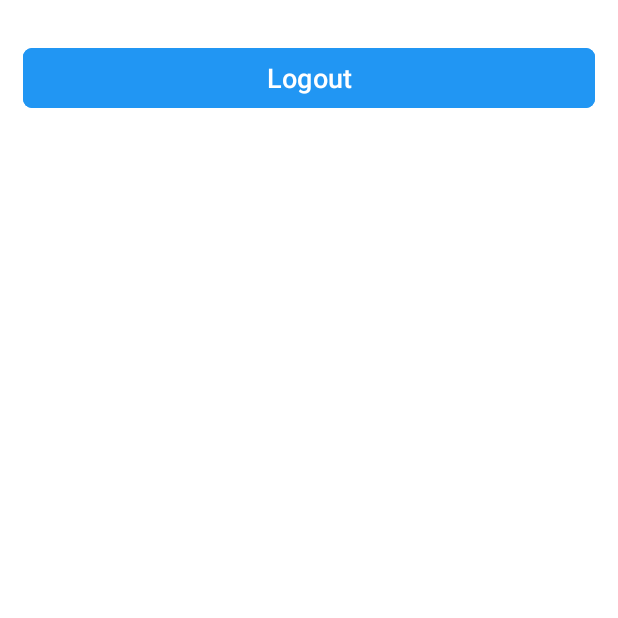
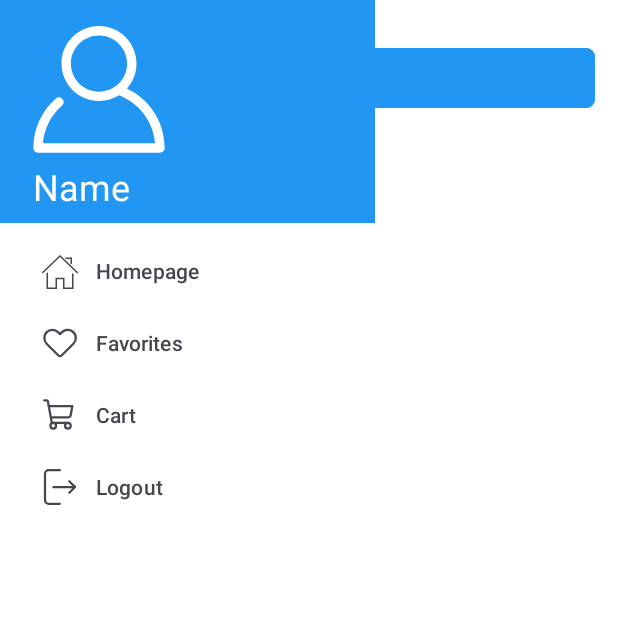
Before and after one commit to bengisusaahin/e-commerce, an Android app: the HomeFragment screen opened through its navigation route, on a phone screen of 412 x 824 dp, the top half of it. Run offline under Robolectric (Android 15) with nearby library versions, the phone set to English and light mode, and no system bars; our stand-ins replace Dagger/Hilt's generated code, Firebase (no records; nobody signed in at launch, a user with empty details on screens opened directly).

Commit message:
style: added icons and designed drawer layout

```diff
--- /dev/null
+++ b/app/src/main/java/com/bengisusahin/e_commerce/views/CartFragment.kt
@@ -0,0 +1,60 @@
+package com.bengisusahin.e_commerce.views
+
+import android.os.Bundle
+import androidx.fragment.app.Fragment
+import android.view.LayoutInflater
+import android.view.View
+import android.view.ViewGroup
+import com.bengisusahin.e_commerce.R
+
+// TODO: Rename parameter arguments, choose names that match
+// the fragment initialization parameters, e.g. ARG_ITEM_NUMBER
+private const val ARG_PARAM1 = "param1"
+private const val ARG_PARAM2 = "param2"
+
+/**
+ * A simple [Fragment] subclass.
+ * Use the [CartFragment.newInstance] factory method to
+ * create an instance of this fragment.
+ */
+class CartFragment : Fragment() {
+    // TODO: Rename and change types of parameters
+    private var param1: String? = null
+    private var param2: String? = null
+
+    override fun onCreate(savedInstanceState: Bundle?) {
+        super.onCreate(savedInstanceState)
+        arguments?.let {
+            param1 = it.getString(ARG_PARAM1)
+            param2 = it.getString(ARG_PARAM2)
+        }
+    }
+
+    override fun onCreateView(
+        inflater: LayoutInflater, container: ViewGroup?,
+        savedInstanceState: Bundle?
+    ): View? {
+        // Inflate the layout for this fragment
+        return inflater.inflate(R.layout.fragment_cart, container, false)
+    }
+
+    companion object {
+        /**
+         * Use this factory method to create a new instance of
+         * this fragment using the provided parameters.
+         *
+         * @param param1 Parameter 1.
+         * @param param2 Parameter 2.
+         * @return A new instance of fragment CartFragment.
+         */
+        // TODO: Rename and change types and number of parameters
+        @JvmStatic
+        fun newInstance(param1: String, param2: String) =
+            CartFragment().apply {
+                arguments = Bundle().apply {
+                    putString(ARG_PARAM1, param1)
+                    putString(ARG_PARAM2, param2)
+                }
+            }
+    }
+}
--- /dev/null
+++ b/app/src/main/java/com/bengisusahin/e_commerce/views/FavoritesFragment.kt
@@ -0,0 +1,60 @@
+package com.bengisusahin.e_commerce.views
+
+import android.os.Bundle
+import androidx.fragment.app.Fragment
+import android.view.LayoutInflater
+import android.view.View
+import android.view.ViewGroup
+import com.bengisusahin.e_commerce.R
+
+// TODO: Rename parameter arguments, choose names that match
+// the fragment initialization parameters, e.g. ARG_ITEM_NUMBER
+private const val ARG_PARAM1 = "param1"
+private const val ARG_PARAM2 = "param2"
+
+/**
+ * A simple [Fragment] subclass.
+ * Use the [FavoritesFragment.newInstance] factory method to
+ * create an instance of this fragment.
+ */
+class FavoritesFragment : Fragment() {
+    // TODO: Rename and change types of parameters
+    private var param1: String? = null
+    private var param2: String? = null
+
+    override fun onCreate(savedInstanceState: Bundle?) {
+        super.onCreate(savedInstanceState)
+        arguments?.let {
+            param1 = it.getString(ARG_PARAM1)
+            param2 = it.getString(ARG_PARAM2)
+        }
+    }
+
+    override fun onCreateView(
+        inflater: LayoutInflater, container: ViewGroup?,
+        savedInstanceState: Bundle?
+    ): View? {
+        // Inflate the layout for this fragment
+        return inflater.inflate(R.layout.fragment_favorites, container, false)
+    }
+
+    companion object {
+        /**
+         * Use this factory method to create a new instance of
+         * this fragment using the provided parameters.
+         *
+         * @param param1 Parameter 1.
+         * @param param2 Parameter 2.
+         * @return A new instance of fragment FavoritesFragment.
+         */
+        // TODO: Rename and change types and number of parameters
+        @JvmStatic
+        fun newInstance(param1: String, param2: String) =
+            FavoritesFragment().apply {
+                arguments = Bundle().apply {
+                    putString(ARG_PARAM1, param1)
+                    putString(ARG_PARAM2, param2)
+                }
+            }
+    }
+}
--- /dev/null
+++ b/app/src/main/res/drawable/ic_cart.xml
@@ -0,0 +1,34 @@
+<vector xmlns:android="http://schemas.android.com/apk/res/android"
+    android:width="256dp"
+    android:height="256dp"
+    android:viewportWidth="256"
+    android:viewportHeight="256">
+  <path
+      android:pathData="M184,184H69.8L41.9,30.6A8,8 0,0 0,34.1 24H16"
+      android:strokeLineJoin="round"
+      android:strokeWidth="16"
+      android:fillColor="#00000000"
+      android:strokeColor="#000"
+      android:strokeLineCap="round"/>
+  <path
+      android:pathData="M80,204m-20,0a20,20 0,1 1,40 0a20,20 0,1 1,-40 0"
+      android:strokeLineJoin="round"
+      android:strokeWidth="16"
+      android:fillColor="#00000000"
+      android:strokeColor="#000"
+      android:strokeLineCap="round"/>
+  <path
+      android:pathData="M184,204m-20,0a20,20 0,1 1,40 0a20,20 0,1 1,-40 0"
+      android:strokeLineJoin="round"
+      android:strokeWidth="16"
+      android:fillColor="#00000000"
+      android:strokeColor="#000"
+      android:strokeLineCap="round"/>
+  <path
+      android:pathData="M62.5,144H188.1a15.9,15.9 0,0 0,15.7 -13.1L216,64H48"
+      android:strokeLineJoin="round"
+      android:strokeWidth="16"
+      android:fillColor="#00000000"
+      android:strokeColor="#000"
+      android:strokeLineCap="round"/>
+</vector>
--- /dev/null
+++ b/app/src/main/res/drawable/ic_home.xml
@@ -0,0 +1,15 @@
+<vector xmlns:android="http://schemas.android.com/apk/res/android"
+    android:width="48dp"
+    android:height="48dp"
+    android:viewportWidth="48"
+    android:viewportHeight="48">
+  <path
+      android:fillColor="#FF000000"
+      android:pathData="M42,48H28V35h-8v13H6V27c0,-0.552 0.447,-1 1,-1s1,0.448 1,1v19h10V33h12v13h10V28c0,-0.552 0.447,-1 1,-1s1,0.448 1,1V48z"/>
+  <path
+      android:fillColor="#FF000000"
+      android:pathData="M47,27c-0.249,0 -0.497,-0.092 -0.691,-0.277L24,5.384L1.691,26.723c-0.399,0.381 -1.032,0.368 -1.414,-0.031c-0.382,-0.399 -0.367,-1.032 0.031,-1.414L24,2.616l23.691,22.661c0.398,0.382 0.413,1.015 0.031,1.414C47.526,26.896 47.264,27 47,27z"/>
+  <path
+      android:fillColor="#FF000000"
+      android:pathData="M39,15c-0.553,0 -1,-0.448 -1,-1V8h-6c-0.553,0 -1,-0.448 -1,-1s0.447,-1 1,-1h8v8C40,14.552 39.553,15 39,15z"/>
+</vector>
--- /dev/null
+++ b/app/src/main/res/drawable/ic_like.xml
@@ -0,0 +1,9 @@
+<vector xmlns:android="http://schemas.android.com/apk/res/android"
+    android:width="32dp"
+    android:height="32dp"
+    android:viewportWidth="32"
+    android:viewportHeight="32">
+  <path
+      android:pathData="M16,28.72a3,3 0,0 1,-2.13 -0.88L3.57,17.54a8.72,8.72 0,0 1,-2.52 -6.25,8.06 8.06,0 0,1 8.14,-8A8.06,8.06 0,0 1,15 5.68l1,1 0.82,-0.82h0a8.39,8.39 0,0 1,11 -0.89,8.25 8.25,0 0,1 0.81,12.36L18.13,27.84A3,3 0,0 1,16 28.72ZM9.15,5.28A6.12,6.12 0,0 0,4.89 7a6,6 0,0 0,-1.84 4.33A6.72,6.72 0,0 0,5 16.13l10.3,10.3a1,1 0,0 0,1.42 0L27.23,15.91A6.25,6.25 0,0 0,29 11.11a6.18,6.18 0,0 0,-2.43 -4.55,6.37 6.37,0 0,0 -8.37,0.71L16.71,8.8a1,1 0,0 1,-1.42 0l-1.7,-1.7a6.28,6.28 0,0 0,-4.4 -1.82Z"
+      android:fillColor="#101820"/>
+</vector>
--- /dev/null
+++ b/app/src/main/res/drawable/ic_logout.xml
@@ -0,0 +1,27 @@
+<vector xmlns:android="http://schemas.android.com/apk/res/android"
+    android:width="24dp"
+    android:height="24dp"
+    android:viewportWidth="24"
+    android:viewportHeight="24">
+  <path
+      android:pathData="M7.6,12L22,12"
+      android:strokeLineJoin="round"
+      android:strokeWidth="1.5"
+      android:fillColor="#00000000"
+      android:strokeColor="#000000"
+      android:strokeLineCap="round"/>
+  <path
+      android:pathData="M11.9,0.8H4.5C3.1,0.8 2,1.9 2,3.2v17.5c0,1.4 1.1,2.5 2.5,2.5h7.4"
+      android:strokeLineJoin="round"
+      android:strokeWidth="1.5"
+      android:fillColor="#00000000"
+      android:strokeColor="#000000"
+      android:strokeLineCap="round"/>
+  <path
+      android:pathData="M18.2,8.2l3.8,3.8l-3.8,3.8"
+      android:strokeLineJoin="round"
+      android:strokeWidth="1.5"
+      android:fillColor="#00000000"
+      android:strokeColor="#000000"
+      android:strokeLineCap="round"/>
+</vector>
--- /dev/null
+++ b/app/src/main/res/drawable/ic_profile.xml
@@ -0,0 +1,9 @@
+<vector xmlns:android="http://schemas.android.com/apk/res/android"
+    android:width="32dp"
+    android:height="32dp"
+    android:viewportWidth="32"
+    android:viewportHeight="32">
+  <path
+      android:fillColor="#FF000000"
+      android:pathData="M21.947,16.332C23.219,14.915 24,13.049 24,11c0,-4.411 -3.589,-8 -8,-8s-8,3.589 -8,8s3.589,8 8,8c1.555,0 3.003,-0.453 4.233,-1.224c4.35,1.639 7.345,5.62 7.726,10.224H4.042c0.259,-3.099 1.713,-5.989 4.078,-8.051c0.417,-0.363 0.46,-0.994 0.097,-1.411c-0.362,-0.416 -0.994,-0.46 -1.411,-0.097C3.751,21.103 2,24.951 2,29c0,0.553 0.448,1 1,1h26c0.553,0 1,-0.447 1,-1C30,23.514 26.82,18.615 21.947,16.332zM10,11c0,-3.309 2.691,-6 6,-6s6,2.691 6,6s-2.691,6 -6,6S10,14.309 10,11z"/>
+</vector>
--- a/app/src/main/res/layout/activity_main.xml
+++ b/app/src/main/res/layout/activity_main.xml
@@ -13,4 +13,14 @@
         android:layout_height="match_parent"
         app:defaultNavHost="true"
         app:navGraph="@navigation/nav_graph" />
+
+    <com.google.android.material.navigation.NavigationView
+        android:id="@+id/navigationView"
+        android:layout_width="250dp"
+        android:layout_height="match_parent"
+        android:layout_gravity="start"
+        android:background="@color/white"
+        app:headerLayout="@layout/drawer_header"
+        app:menu="@menu/drawer_menu" />
+
 </FrameLayout>
--- /dev/null
+++ b/app/src/main/res/layout/drawer_header.xml
@@ -0,0 +1,34 @@
+<?xml version="1.0" encoding="utf-8"?>
+<LinearLayout xmlns:android="http://schemas.android.com/apk/res/android"
+    android:layout_width="match_parent"
+    android:layout_height="wrap_content"
+    xmlns:app="http://schemas.android.com/apk/res-auto"
+    android:background="#2196F3"
+    android:orientation="vertical">
+
+    <ImageView
+        android:id="@+id/imageView"
+        android:layout_width="100dp"
+        android:layout_height="100dp"
+        android:layout_marginStart="16dp"
+        android:layout_marginTop="8dp"
+        android:contentDescription="@string/icon_profile"
+        app:layout_constraintStart_toStartOf="parent"
+        app:layout_constraintTop_toTopOf="parent"
+        app:srcCompat="@drawable/ic_profile"
+        app:tint="@color/white" />
+
+    <TextView
+        android:id="@+id/textView"
+        android:layout_width="wrap_content"
+        android:layout_height="wrap_content"
+        android:layout_marginStart="22dp"
+        android:layout_marginBottom="8dp"
+        android:text="@string/name"
+        android:textColor="@color/white"
+        android:textSize="24sp"
+        app:layout_constraintBottom_toBottomOf="parent"
+        app:layout_constraintStart_toStartOf="parent"
+        app:layout_constraintTop_toBottomOf="@+id/imageView" />
+
+</LinearLayout>
--- /dev/null
+++ b/app/src/main/res/layout/fragment_cart.xml
@@ -0,0 +1,14 @@
+<?xml version="1.0" encoding="utf-8"?>
+<FrameLayout xmlns:android="http://schemas.android.com/apk/res/android"
+    xmlns:tools="http://schemas.android.com/tools"
+    android:layout_width="match_parent"
+    android:layout_height="match_parent"
+    tools:context=".views.CartFragment">
+
+    <!-- TODO: Update blank fragment layout -->
+    <TextView
+        android:layout_width="match_parent"
+        android:layout_height="match_parent"
+        android:text="@string/hello_blank_fragment" />
+
+</FrameLayout>
--- /dev/null
+++ b/app/src/main/res/layout/fragment_favorites.xml
@@ -0,0 +1,14 @@
+<?xml version="1.0" encoding="utf-8"?>
+<FrameLayout xmlns:android="http://schemas.android.com/apk/res/android"
+    xmlns:tools="http://schemas.android.com/tools"
+    android:layout_width="match_parent"
+    android:layout_height="match_parent"
+    tools:context=".views.FavoritesFragment">
+
+    <!-- TODO: Update blank fragment layout -->
+    <TextView
+        android:layout_width="match_parent"
+        android:layout_height="match_parent"
+        android:text="@string/hello_blank_fragment" />
+
+</FrameLayout>
--- /dev/null
+++ b/app/src/main/res/menu/drawer_menu.xml
@@ -0,0 +1,24 @@
+<?xml version="1.0" encoding="utf-8"?>
+<menu xmlns:android="http://schemas.android.com/apk/res/android"
+    xmlns:tools="http://schemas.android.com/tools"
+    tools:showIn="navigation_view">
+
+    <group android:checkableBehavior="single">
+    <item
+        android:id="@+id/homeFragment"
+        android:icon="@drawable/ic_home"
+        android:title="Homepage" />
+    <item
+        android:id="@+id/FavoritesFragment"
+        android:icon="@drawable/ic_like"
+        android:title="Favorites" />
+    <item
+        android:id="@+id/CartFragment"
+        android:icon="@drawable/ic_cart"
+        android:title="Cart" />
+    <item
+        android:id="@+id/dFragment"
+        android:icon="@drawable/ic_logout"
+        android:title="Logout" />
+    </group>
+</menu>
--- a/app/src/main/res/navigation/nav_graph.xml
+++ b/app/src/main/res/navigation/nav_graph.xml
@@ -38,4 +38,14 @@
             android:id="@+id/action_homeFragment_to_loginFragment"
             app:destination="@id/loginFragment" />
     </fragment>
+    <fragment
+        android:id="@+id/cartFragment"
+        android:name="com.bengisusahin.e_commerce.views.CartFragment"
+        android:label="fragment_cart"
+        tools:layout="@layout/fragment_cart" />
+    <fragment
+        android:id="@+id/favoritesFragment"
+        android:name="com.bengisusahin.e_commerce.views.FavoritesFragment"
+        android:label="fragment_favorites"
+        tools:layout="@layout/fragment_favorites" />
 </navigation>
--- a/app/src/main/res/values/strings.xml
+++ b/app/src/main/res/values/strings.xml
@@ -14,4 +14,5 @@
     <string name="cancel">Cancel</string>
     <string name="send">Send</string>
     <string name="forgot_password">Forgot Password?</string>
+    <string name="icon_profile">icon Profile</string>
 </resources>
```
